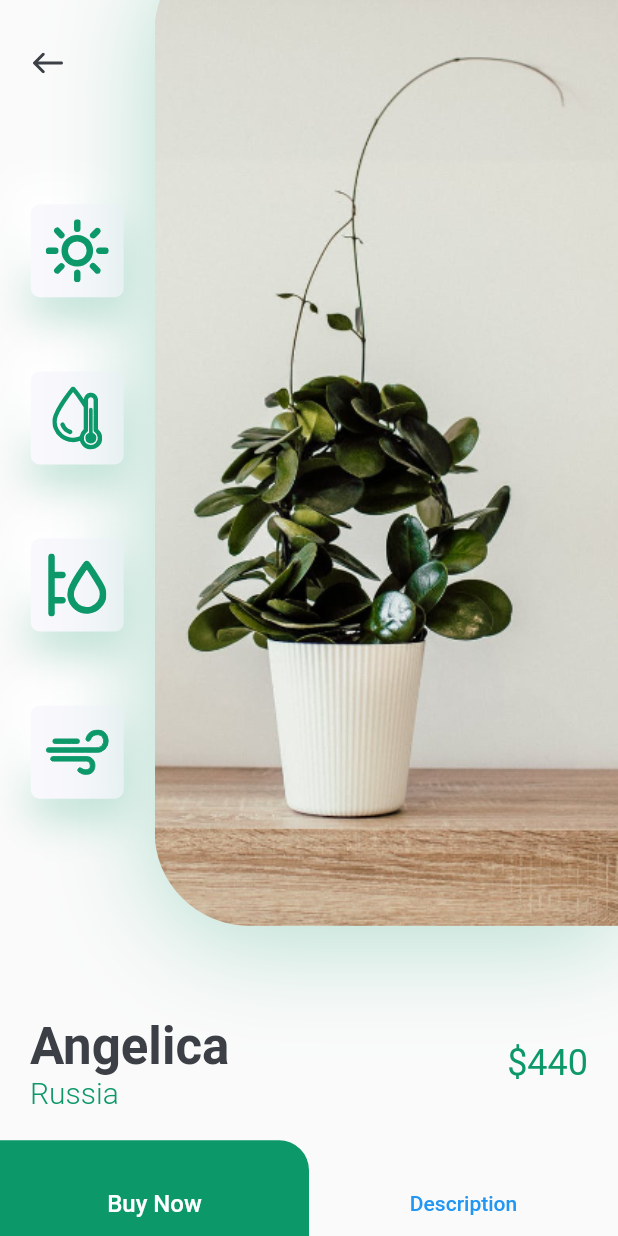
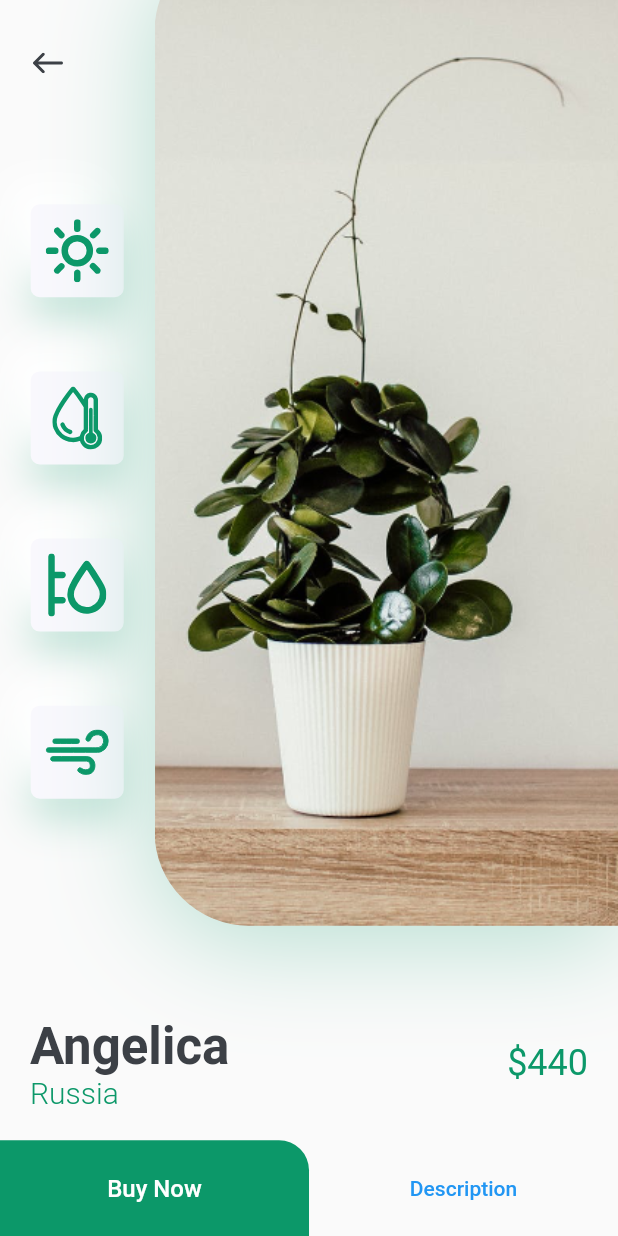
Before and after one commit to AdityaNawandar/plant_app, a Flutter app: the DetailsScreen screen opened directly, scrolled down 42 dp, on a phone screen of 412 x 824 dp. Run offline on Flutter 3.47's test engine with Material 2 defaults, Android fonts, the phone set to English and light mode, and no system bars; our stand-ins replace flutter_svg.

Commit message:
Optimised and removed commented code

```diff
--- a/lib/screens/details/components/body.dart
+++ b/lib/screens/details/components/body.dart
@@ -1,5 +1,6 @@
 import 'package:flutter/material.dart';
 import 'package:plant_app/constants.dart';
+import 'buy_now_and_description_on_details_screen.dart';
 import 'image_and_icons_on_details_screen.dart';
 import 'title_and_price_on_details_screen.dart';
 
@@ -22,35 +23,7 @@ class Body extends StatelessWidget {
           SizedBox(
             height: constDefaultPadding,
           ),
-          Row(
-            children: [
-              SizedBox(
-                width: size.width / 2,
-                height: 84,
-                child: TextButton(
-                  onPressed: () {},
-                  child: Text(
-                    'Buy Now',
-                    style: TextStyle(color: Colors.white, fontSize: 16),
-                  ),
-                  style: TextButton.styleFrom(
-                    backgroundColor: constPrimaryColor,
-                    shape: RoundedRectangleBorder(
-                      borderRadius: BorderRadius.only(
-                        topRight: Radius.circular(20),
-                      ),
-                    ),
-                  ),
-                ),
-              ),
-              Expanded(
-                child: TextButton(
-                  onPressed: () {},
-                  child: Text('Description'),
-                ),
-              )
-            ],
-          ),
+          BuyNowAndDescriptionOnDetailsPage(size: size),
         ],
       ),
     );
--- /dev/null
+++ b/lib/screens/details/components/buy_now_and_description_on_details_screen.dart
@@ -0,0 +1,45 @@
+import 'package:flutter/material.dart';
+
+import '../../../constants.dart';
+
+class BuyNowAndDescriptionOnDetailsPage extends StatelessWidget {
+  const BuyNowAndDescriptionOnDetailsPage({
+    Key? key,
+    required this.size,
+  }) : super(key: key);
+
+  final Size size;
+
+  @override
+  Widget build(BuildContext context) {
+    return Row(
+      children: [
+        SizedBox(
+          width: size.width / 2,
+          height: 64,
+          child: TextButton(
+            onPressed: () {},
+            child: Text(
+              'Buy Now',
+              style: TextStyle(color: Colors.white, fontSize: 16),
+            ),
+            style: TextButton.styleFrom(
+              backgroundColor: constPrimaryColor,
+              shape: RoundedRectangleBorder(
+                borderRadius: BorderRadius.only(
+                  topRight: Radius.circular(20),
+                ),
+              ),
+            ),
+          ),
+        ),
+        Expanded(
+          child: TextButton(
+            onPressed: () {},
+            child: Text('Description'),
+          ),
+        )
+      ],
+    );
+  }
+}
--- a/lib/screens/home/components/recommended_plants.dart
+++ b/lib/screens/home/components/recommended_plants.dart
@@ -64,7 +64,6 @@ class RecommendedPlantCard extends StatelessWidget {
     this.imageUrl = '',
     this.price = 0,
     this.showPlantDetails,
-    //required this.size,
   }) : super(key: key);
 
   final String plantName, countryName, imageUrl;
@@ -88,9 +87,6 @@ class RecommendedPlantCard extends StatelessWidget {
         child: Column(
           children: [
             Image.asset(imageUrl),
-            //GestureDetector(
-            //onTap: () => showPlantDetails!(),
-            //child:
             Container(
               padding: EdgeInsets.all(constDefaultPadding / 2),
               decoration: BoxDecoration(
@@ -136,7 +132,6 @@ class RecommendedPlantCard extends StatelessWidget {
                 ],
               ),
             ),
-            //),
           ],
         ),
       ),
```
